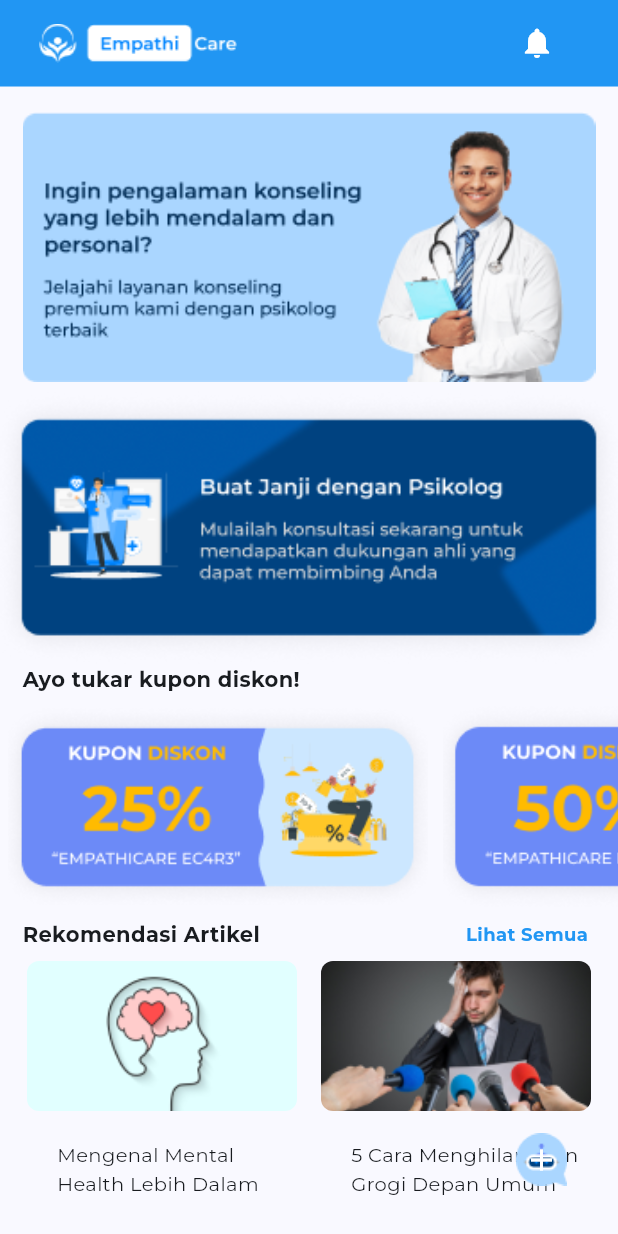
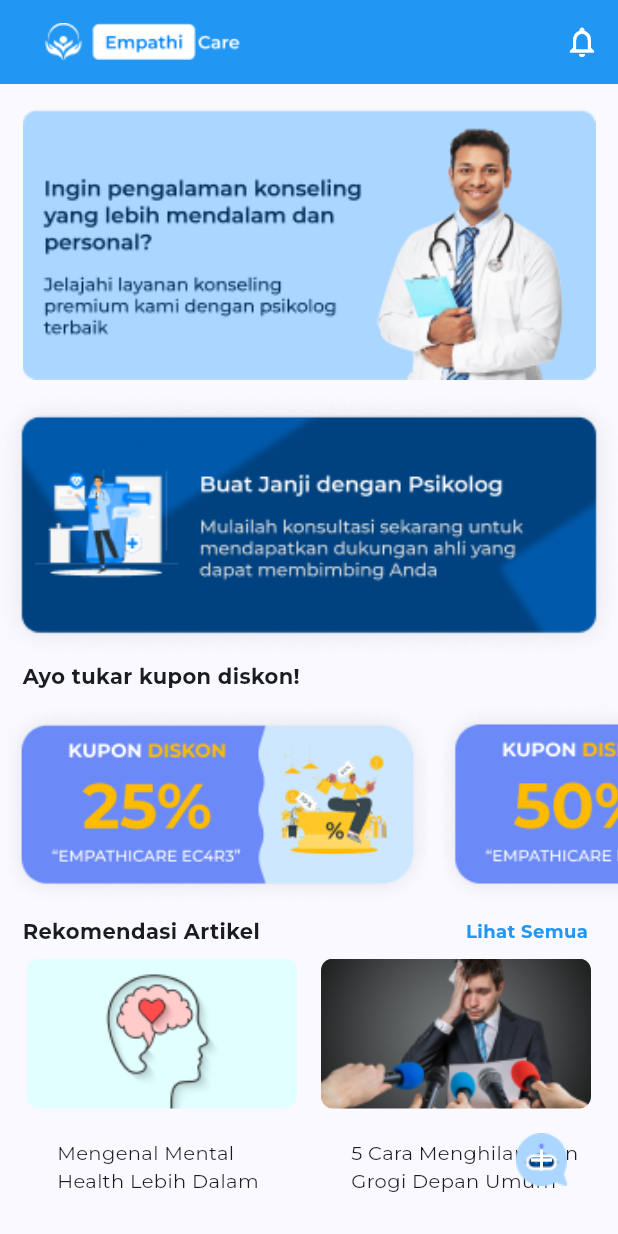
Before and after one commit to Capstone-Mental-Health-Care-Group-6/mobile-capstone, a Flutter app: the HomeScreen screen opened directly, on a phone screen of 412 x 824 dp. Run offline on Flutter 3.47's test engine with Material 2 defaults, Android fonts, the phone set to English and light mode, and no system bars; drawn by our look-alikes of carousel_slider; our stand-ins replace animate_do, dotted_border, dotted_line, file_picker, flutter_svg, getwidget and 5 more; project files that could hold a hidden picture were left out.

Commit message:
dev/perbaikan homescreen

```diff
--- a/lib/view/screen/home_screen.dart
+++ b/lib/view/screen/home_screen.dart
@@ -14,9 +14,24 @@
 
   @override
   Widget build(BuildContext context) {
-    final media = MediaQuery.of(context).size;
-
     return Scaffold(
+      appBar: AppBar(
+        backgroundColor: Colors.blue,
+        leadingWidth: 160,
+        leading: Padding(
+          padding: const EdgeInsets.only(left: 30),
+          child: Image.asset(
+            'assets/images/Logo.png',
+          ),
+        ),
+        actions: [
+          IconButton(
+            icon: const Icon(Icons.notifications_outlined),
+            color: Colors.white,
+            onPressed: () {},
+          )
+        ],
+      ),
       body: SafeArea(
         child: Stack(
           children: [
@@ -26,26 +41,6 @@
                 mainAxisAlignment: MainAxisAlignment.start,
                 crossAxisAlignment: CrossAxisAlignment.start,
                 children: [
-                  Container(
-                    color: Colors.blue,
-                    height: media.height * 0.07,
-                    child: Row(
-                      children: [
-                        Padding(
-                          padding: const EdgeInsets.only(left: 0, right: 150),
-                          child: Image.asset(
-                            'assets/images/Logo.png',
-                            height: media.height * 0.044,
-                          ),
-                        ),
-                        IconButton(
-                          icon: Icon(Icons.notifications),
-                          color: Colors.white,
-                          onPressed: () {},
-                        ),
-                      ],
-                    ),
-                  ),
                   SizedBox(height: 12),
                   CarouselSlider(
                     items: [
```
